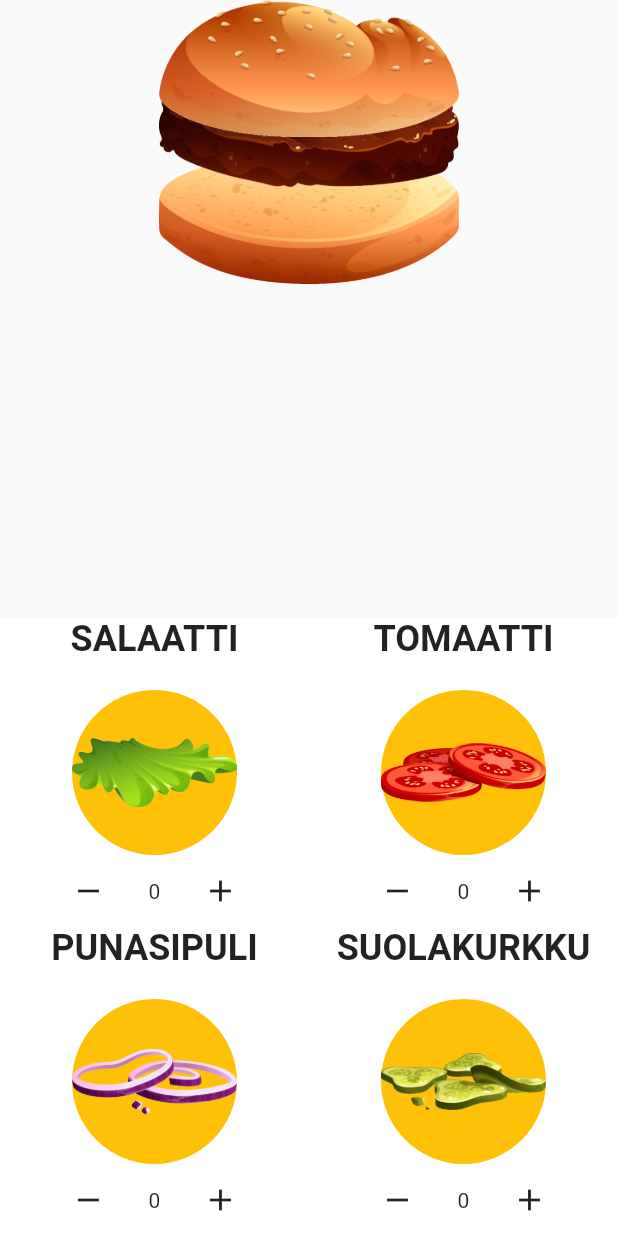
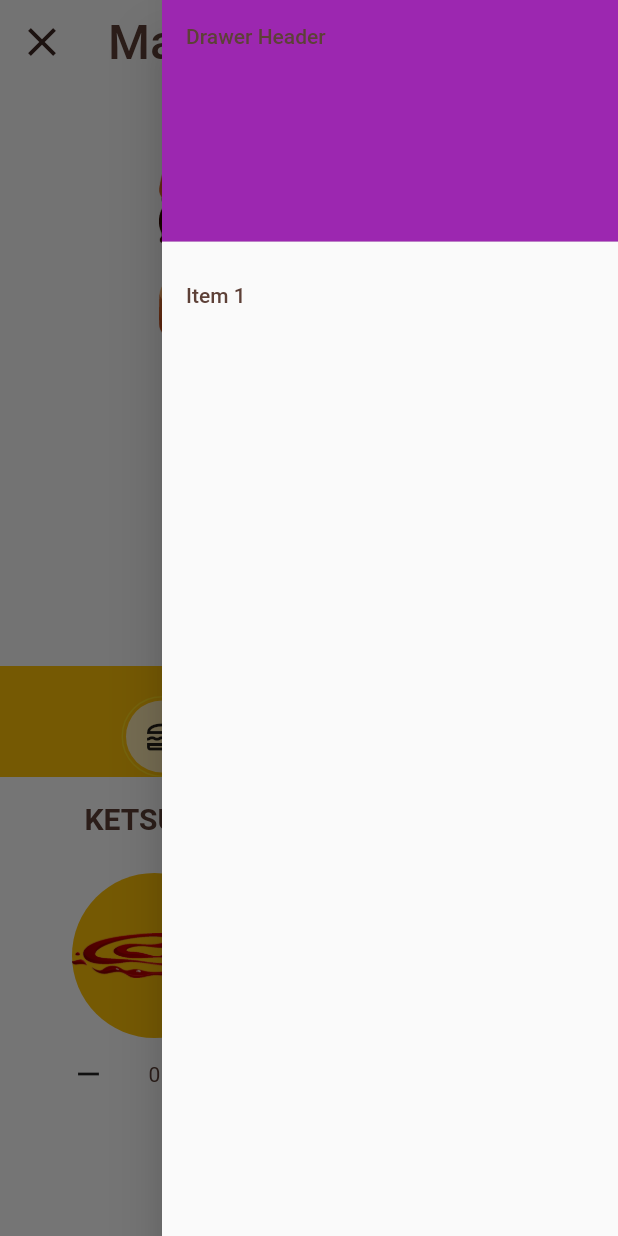
Before and after one commit to wesenbergg/thesis_s2022, a Flutter app: the screen it shows after launch, with the side drawer open (before the commit the screen has no drawer), on a phone screen of 412 x 824 dp. Run offline on Flutter 3.47's test engine with Material 2 defaults, Android fonts, the phone set to English and light mode, and no system bars; our stand-ins replace google_fonts, im_stepper; Roboto replaces fonts that are missing (Chicle).

Commit message:
Enhanced burger item

```diff
--- a/lib/components/fill_draggable_sheet.dart
+++ b/lib/components/fill_draggable_sheet.dart
@@ -1,9 +1,11 @@
 import 'package:flutter/material.dart';
+import 'package:im_stepper/stepper.dart';
 import 'package:provider/provider.dart';
-import 'package:thesis_s2022/enums/vegetables.dart';
+import 'package:thesis_s2022/components/vegetable_card_list.dart';
+import 'package:thesis_s2022/enums/sauces.dart';
 import 'package:thesis_s2022/states/burger_state.dart';
 
-class FillDraggableSheet extends StatelessWidget {
+class FillDraggableSheet extends StatefulWidget {
   final Function onItemPress;
 
   const FillDraggableSheet({
@@ -12,52 +14,107 @@ class FillDraggableSheet extends StatelessWidget {
   }) : super(key: key);
 
   @override
+  State<FillDraggableSheet> createState() => _FillDraggableSheetState();
+}
+
+class _FillDraggableSheetState extends State<FillDraggableSheet> {
+  int activeStep = 0;
+
+  @override
   Widget build(BuildContext context) {
     return DraggableScrollableSheet(
       initialChildSize: 0.5,
-      minChildSize: 0.1,
+      minChildSize: 0.115,
       maxChildSize: 0.5,
-      snapSizes: const [0.1, 0.5],
+      snapSizes: const [0.115, 0.5],
       snap: true,
       builder: (BuildContext context, scrollSheetController) {
         return Container(
           color: Colors.white,
-            child: VegetableCardList(
-                onItemPress: onItemPress, controller: scrollSheetController));
+          child: ListView.builder(
+            itemCount: 2,
+            controller: scrollSheetController,
+            itemBuilder: (BuildContext context, int index) {
+              return [
+                Container(
+                  color: Colors.amber,
+                  child: Column(
+                    children: [
+                      const SizedBox(
+                        width: 80,
+                        height: 20,
+                        child: Divider(
+                          thickness: 5,
+                        ),
+                      ),
+                      IconStepper(
+                        activeStep: activeStep,
+                        // This ensures step-tapping updates the activeStep.
+                        onStepReached: (index) {
+                          setState(() {
+                            activeStep = index;
+                          });
+                        },
+                        activeStepColor: Colors.amber[100],
+                        activeStepBorderColor:
+                            Color.fromARGB(125, 255, 241, 45),
+                        activeStepBorderWidth: 1,
+                        activeStepBorderPadding: 2,
+                        enableNextPreviousButtons: false,
+                        lineColor: Colors.black45,
+                        scrollingDisabled: true,
+                        stepReachedAnimationDuration:
+                            const Duration(seconds: 1, milliseconds: 500),
+                        stepReachedAnimationEffect: Curves.bounceIn,
+                        icons: const [
+                          Icon(Icons.lunch_dining_outlined),
+                          Icon(Icons.lunch_dining),
+                          Icon(Icons.fastfood),
+                        ],
+                      ),
+                    ],
+                  ),
+                ),
+                [
+                  SauceCardList(),
+                  VegetableCardList(),
+                  SauceCardList()
+                ][activeStep],
+              ][index];
+            },
+          ),
+        );
       },
     );
   }
 }
 
-class VegetableCardList extends StatelessWidget {
-  const VegetableCardList({
+class SauceCardList extends StatelessWidget {
+  const SauceCardList({
     Key? key,
-    required this.onItemPress,
-    required this.controller,
   }) : super(key: key);
-
-  final Function onItemPress;
-  final ScrollController controller;
 
   @override
   Widget build(BuildContext context) {
-    return GridView.builder(
+    return Padding(
+      padding: const EdgeInsets.symmetric(vertical: 16.0),
+      child: GridView.builder(
         gridDelegate:
             const SliverGridDelegateWithFixedCrossAxisCount(crossAxisCount: 2),
         padding: EdgeInsets.zero,
-      controller: controller,
         physics: const ClampingScrollPhysics(),
-      itemCount: Vegetables.values.length,
+        itemCount: Sauces.values.length,
+        shrinkWrap: true,
         itemBuilder: (BuildContext context, int index) {
           return Card(
             margin: EdgeInsets.zero,
             elevation: 0,
             child: GridTile(
-            // onTap: () => onItemPress(Vegetables.values[index].item),
               header: Text(
-              Vegetables.values[index].item.label.toUpperCase(),
+                Sauces.values[index].item.label.toUpperCase(),
                 textAlign: TextAlign.center,
-              style: const TextStyle(fontSize: 24, fontWeight: FontWeight.bold),
+                style:
+                    const TextStyle(fontSize: 20, fontWeight: FontWeight.bold),
               ),
               footer: Row(
                 mainAxisAlignment: MainAxisAlignment.center,
@@ -65,7 +122,7 @@ class VegetableCardList extends StatelessWidget {
                   IconButton(
                       onPressed: () => context
                           .read<BurgerState>()
-                        .addVegetable(Vegetables.values[index]),
+                          .addSauce(Sauces.values[index]),
                       icon: const Icon(Icons.remove)),
                   const Padding(
                     padding: EdgeInsets.all(16.0),
@@ -74,7 +131,7 @@ class VegetableCardList extends StatelessWidget {
                   IconButton(
                     onPressed: () => context
                         .read<BurgerState>()
-                      .addVegetable(Vegetables.values[index]),
+                        .addSauce(Sauces.values[index]),
                     icon: const Icon(Icons.add),
                   )
                 ],
@@ -84,12 +141,13 @@ class VegetableCardList extends StatelessWidget {
                 child: CircleAvatar(
                   maxRadius: 100,
                   backgroundColor: Colors.amber,
-                child: Image.asset(Vegetables.values[index].item.uri),
+                  child: Image.asset(Sauces.values[index].item.uri),
                 ),
               ),
             ),
           );
         },
+      ),
     );
   }
 }
--- a/lib/entities/burger_bun.dart
+++ b/lib/entities/burger_bun.dart
@@ -5,6 +5,6 @@ class BurgerBun {
   final BurgerItem bottomBun;
 
   const BurgerBun(this.topBun, this.bottomBun);
-  const BurgerBun.defaultBurgerBun()
-      : this(const BurgerItem.defaultItem(), const BurgerItem.defaultItem());
+  BurgerBun.defaultBurgerBun()
+      : this(BurgerItem.defaultItem(), BurgerItem.defaultItem());
 }
--- a/lib/entities/burger_item.dart
+++ b/lib/entities/burger_item.dart
@@ -2,7 +2,8 @@ class BurgerItem {
   final String uri;
   final String label;
   final double cost;
+  int amount;
 
-  const BurgerItem(this.uri, this.label, this.cost);
-  const BurgerItem.defaultItem() : this("images/beef.png", "not-found", 0);
+  BurgerItem(this.uri, this.label, this.cost, {this.amount = 1});
+  BurgerItem.defaultItem() : this("images/beef.png", "not-found", 0, amount: 0);
 }
--- a/lib/enums/buns.dart
+++ b/lib/enums/buns.dart
@@ -11,7 +11,7 @@ extension ExtBuns on Buns {
       case Buns.roast:
         return normalBurgerBun;
       default:
-        return const BurgerBun.defaultBurgerBun();
+        return BurgerBun.defaultBurgerBun();
     }
   }
 }
--- /dev/null
+++ b/lib/enums/burger_item_list_types.dart
@@ -0,0 +1 @@
+enum BurgerItemListTypes { vegetables, patties, sauces }
--- a/lib/enums/patties.dart
+++ b/lib/enums/patties.dart
@@ -6,11 +6,11 @@ extension ExtPatties on Patties {
   BurgerItem get item {
     switch (this) {
       case Patties.beef:
-        return const BurgerItem("images/beef.png", "Naudanlihapihvi", 1.0);
+        return BurgerItem("images/beef.png", "Naudanlihapihvi", 1.0);
       case Patties.chicken:
-        return const BurgerItem("images/beef.png", "Naudanlihapihvi", 1.0);
+        return BurgerItem("images/beef.png", "Naudanlihapihvi", 1.0);
       default:
-        return const BurgerItem.defaultItem();
+        return BurgerItem.defaultItem();
     }
   }
 }
--- a/lib/enums/sauces.dart
+++ b/lib/enums/sauces.dart
@@ -1,15 +1,17 @@
 import 'package:thesis_s2022/constants/burger_item_constants.dart';
 import 'package:thesis_s2022/entities/burger_item.dart';
 
-enum Sauces { ketchup, mustard, mayo }
+enum Sauces { ketchup, mustard }
 
 extension ExtSauces on Sauces {
   BurgerItem get item {
     switch (this) {
       case Sauces.ketchup:
         return bKetchup;
+      case Sauces.mustard:
+        return bMustard;
       default:
-        return const BurgerItem.defaultItem();
+        return BurgerItem.defaultItem();
     }
   }
 }
--- a/lib/enums/vegetables.dart
+++ b/lib/enums/vegetables.dart
@@ -15,7 +15,7 @@ extension ExtVegetables on Vegetables {
       case Vegetables.salad:
         return bSalad;
       default:
-        return const BurgerItem.defaultItem();
+        return BurgerItem.defaultItem();
     }
   }
 }
--- a/lib/main.dart
+++ b/lib/main.dart
@@ -1,4 +1,5 @@
 import 'package:flutter/material.dart';
+import 'package:google_fonts/google_fonts.dart';
 import 'package:provider/provider.dart';
 import 'package:thesis_s2022/screens/burger_builder_screen.dart';
 import 'package:thesis_s2022/states/burger_state.dart';
@@ -24,7 +25,7 @@ class MyApp extends StatelessWidget {
   Widget build(BuildContext context) {
     return MaterialApp(
       title: 'Burger Builder',
-      theme: ThemeData(
+      theme: ThemeData.light().copyWith(
         // This is the theme of your application.
         //
         // Try running your application with "flutter run". You'll see the
@@ -34,9 +35,17 @@ class MyApp extends StatelessWidget {
         // or simply save your changes to "hot reload" in a Flutter IDE).
         // Notice that the counter didn't reset back to zero; the application
         // is not restarted.
-        primarySwatch: Colors.red,
+        // primarySwatch: Colors.red,
+        // typography: Typography.material2018(),
+        // varelaRound
+        // meriendaOne
+        textTheme: Theme.of(context).textTheme.apply(
+              fontFamily: GoogleFonts.varelaRound().fontFamily,
+              bodyColor: Colors.brown[700],
+            ),
       ),
       home: const BurgerBuilderScreen(),
+      debugShowCheckedModeBanner: false,
     );
   }
 }
--- a/lib/screens/burger_builder_screen.dart
+++ b/lib/screens/burger_builder_screen.dart
@@ -1,4 +1,5 @@
 import 'package:flutter/material.dart';
+import 'package:google_fonts/google_fonts.dart';
 import 'package:thesis_s2022/components/fill_draggable_sheet.dart';
 import 'package:thesis_s2022/controllers/burger_controller.dart';
 import 'package:thesis_s2022/entities/burger_item.dart';
@@ -23,7 +24,50 @@ class _BurgerBuilderScreenState extends State<BurgerBuilderScreen> {
   @override
   Widget build(BuildContext context) {
     return Scaffold(
+      endDrawer: Drawer(
+        child: ListView(
+          // Important: Remove any padding from the ListView.
+          padding: EdgeInsets.zero,
+          children: [
+            const DrawerHeader(
+              decoration: BoxDecoration(
+                color: Colors.purple,
+              ),
+              child: Text('Drawer Header'),
+            ),
+            ListTile(
+              title: const Text('Item 1'),
+              onTap: () {
+                // Update the state of the app.
+                // ...
+              },
+            ),
+          ],
+        ),
+      ),
+      appBar: AppBar(
+        elevation: 0,
+        backgroundColor: const Color.fromARGB(0, 255, 255, 255),
+        actions: const [Menu()],
+        leading: IconButton(
+          icon: const Icon(Icons.close),
+          color: Colors.brown[900],
+          iconSize: 32,
+          onPressed: () {},
+        ),
+        title: Text(
+          'Magic Burger ✨',
+          style: GoogleFonts.chicle(
+            textStyle: const TextStyle(
+              color: Color.fromRGBO(93, 64, 55, 1),
+              fontSize: 32,
+            ),
+          ),
+        ),
+      ),
       body: SafeArea(
+        child: Padding(
+          padding: const EdgeInsets.only(top: 8.0),
           child: Stack(
             children: [
               GestureDetector(
@@ -38,13 +82,29 @@ class _BurgerBuilderScreenState extends State<BurgerBuilderScreen> {
                 }),
                 child: Stack(
                   alignment: AlignmentDirectional.bottomCenter,
-                children: BurgerController(_imageLayerOffset).showList(context),
+                  children:
+                      BurgerController(_imageLayerOffset).showList(context),
                 ),
               ),
               FillDraggableSheet(onItemPress: addFill),
             ],
           ),
         ),
+      ),
     );
   }
 }
+
+class Menu extends StatelessWidget {
+  const Menu({Key? key}) : super(key: key);
+
+  @override
+  Widget build(BuildContext context) {
+    return IconButton(
+      icon: const Icon(Icons.menu),
+      color: Colors.brown[900],
+      iconSize: 32,
+      onPressed: () => Scaffold.of(context).openEndDrawer(),
+    );
+  }
+}
--- a/lib/states/burger_state.dart
+++ b/lib/states/burger_state.dart
@@ -7,13 +7,16 @@ import 'package:thesis_s2022/enums/vegetables.dart';
 class BurgerState with ChangeNotifier, DiagnosticableTreeMixin {
   final Burger _burger = Burger();
 
-  void addVegetable(Vegetables vege) {
-    _burger.vegetables.add(vege);
+  void addVegetable(Vegetables vege, {int amount = 0}) {
+    BurgerItem item =
+        _burger.vegetables.putIfAbsent(vege.name, () => vege.item);
+    item.amount = amount;
     notifyListeners();
   }
 
-  void addSauce(Sauces sauce) {
-    _burger.sauces.add(sauce);
+  void addSauce(Sauces sauce, {int amount = 1}) {
+    _burger.sauces.putIfAbsent(sauce.name, () => sauce.item);
+    notifyListeners();
   }
 
   List<BurgerItem> getBuildedBurger() {
--- a/pubspec.yaml
+++ b/pubspec.yaml
@@ -34,6 +34,8 @@ dependencies:
   # Use with the CupertinoIcons class for iOS style icons.
   cupertino_icons: ^1.0.2
   provider: ^6.0.3
+  im_stepper: ^1.0.1+1
+  google_fonts: ^3.0.1
 
 dev_dependencies:
   flutter_test:
```
Also changed, not shown: lib/components/vegetable_card_list.dart (added, +65 -0 lines), lib/constants/burger_item_constants.dart (+16 -15 lines), lib/entities/burger.dart (+4 -6 lines), pubspec.lock, 1 other file. Lines whose indentation alone changed are shown as unchanged.
